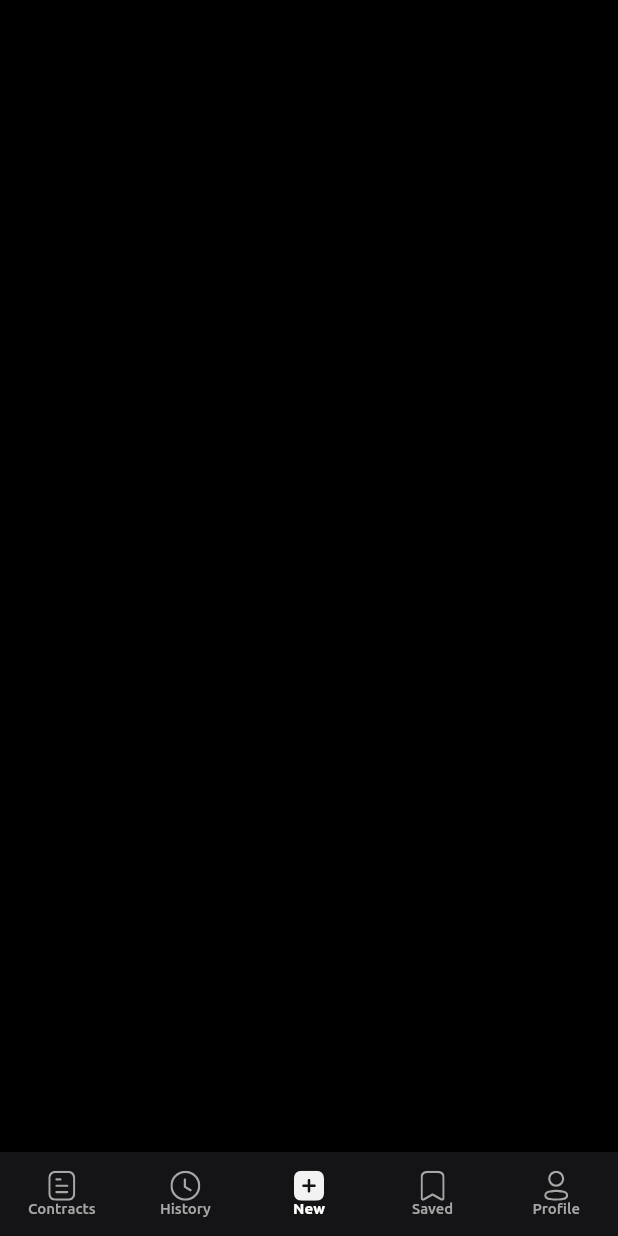
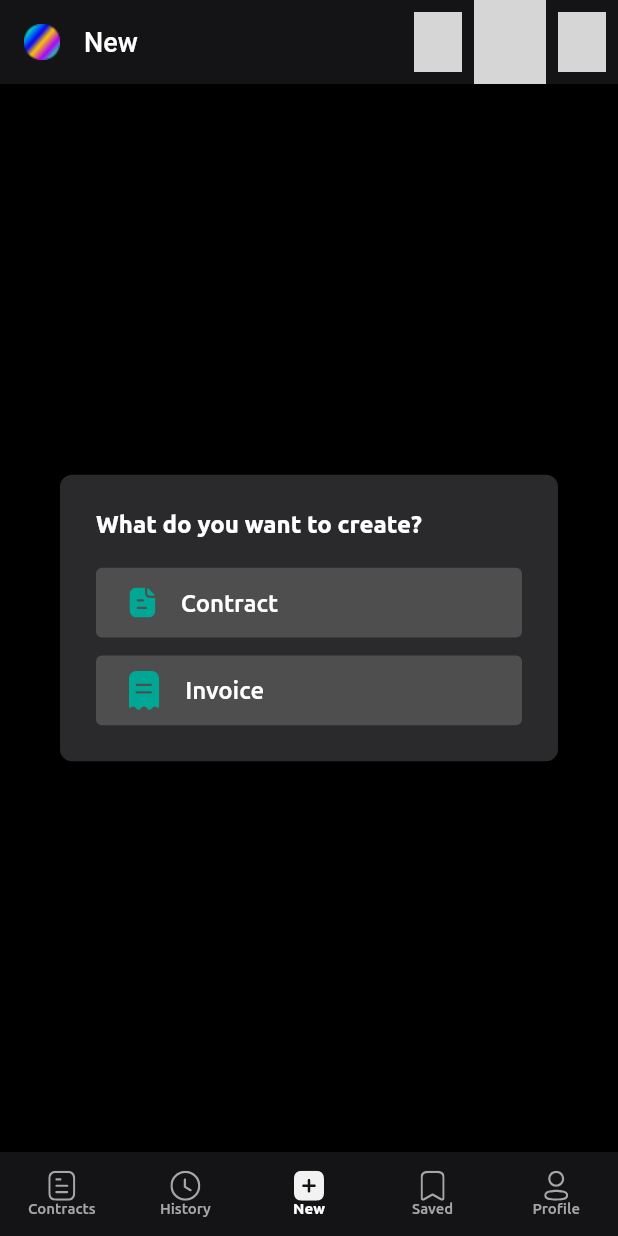
Before and after one commit to bunyod-botirov/iBilling, a Flutter app: the screen it shows after launch, item 3 of the bottom bar chosen, on a phone screen of 412 x 824 dp. Run offline on Flutter 3.47's test engine with Material 2 defaults, Android fonts, the light colour scheme and no system bars; our stand-ins replace flutter_bloc, flutter_svg; missing offline and left inert: calendar_agenda; grey boxes are pictures that could not be loaded.

Commit message:
New Page completed

```diff
--- a/lib/router/router.dart
+++ b/lib/router/router.dart
@@ -1,5 +1,7 @@
 import 'package:flutter/material.dart';
 import 'package:ibilling/screens/bottom_navbar/bottom_navbar_view.dart';
+import 'package:ibilling/screens/invoice_page.dart';
+import 'package:ibilling/screens/new_contract_page.dart';
 import 'package:ibilling/screens/single_page.dart';
 
 class AppRouter {
@@ -14,6 +16,14 @@ class AppRouter {
         return MaterialPageRoute(
           builder: (BuildContext context) => const SinglePage(),
         );
+      case "/new_contract":
+        return MaterialPageRoute(
+          builder: (BuildContext context) => const NewContractPage(),
+        );
+      case "/invoice":
+        return MaterialPageRoute(
+          builder: (BuildContext context) => const InvoicePage(),
+        );
     }
 
     return null;
--- /dev/null
+++ b/lib/screens/invoice_page.dart
@@ -0,0 +1,10 @@
+import 'package:flutter/material.dart';
+
+class InvoicePage extends StatelessWidget {
+  const InvoicePage({Key? key}) : super(key: key);
+
+  @override
+  Widget build(BuildContext context) {
+    return Scaffold();
+  }
+}
--- /dev/null
+++ b/lib/screens/new_contract_page.dart
@@ -0,0 +1,10 @@
+import 'package:flutter/material.dart';
+
+class NewContractPage extends StatelessWidget {
+  const NewContractPage({Key? key}) : super(key: key);
+
+  @override
+  Widget build(BuildContext context) {
+    return Scaffold();
+  }
+}
--- a/lib/screens/new_page.dart
+++ b/lib/screens/new_page.dart
@@ -1,10 +1,79 @@
 import 'package:flutter/material.dart';
+import 'package:flutter_svg/flutter_svg.dart';
+import 'package:ibilling/core/components/text_style_comp.dart';
+import 'package:ibilling/core/constants/colors_constant.dart';
+import 'package:ibilling/core/constants/size_constant.dart';
+import 'package:ibilling/widgets/app_bar_widget.dart';
 
 class NewPage extends StatelessWidget {
   const NewPage({Key? key}) : super(key: key);
 
   @override
   Widget build(BuildContext context) {
-    return Scaffold();
+    return Scaffold(
+      appBar: AppBarW.appBar("New"),
+      body: AlertDialog(
+        backgroundColor: ColorsConst.dark,
+        shape: RoundedRectangleBorder(borderRadius: BorderRadius.circular(8)),
+        title: Text(
+          "What do you want to create?",
+          style: TextStyleComp.boldStyle(16),
+        ),
+        content: Column(
+          mainAxisSize: MainAxisSize.min,
+          children: <Widget>[
+            InkWell(
+              child: Container(
+                width: SizeConst.getWidth(287),
+                height: SizeConst.getHeight(46),
+                decoration: BoxDecoration(
+                  color: const Color(0xFF4E4E4E),
+                  borderRadius: BorderRadius.circular(4),
+                ),
+                child: Row(
+                  children: <Widget>[
+                    SizeConst.horizontalBox(20),
+                    SvgPicture.asset("assets/icons/paper_icon_bigger.svg"),
+                    SizeConst.horizontalBox(15),
+                    Text(
+                      "Contract",
+                      style: TextStyleComp.mediumStyle(16),
+                    ),
+                  ],
+                ),
+              ),
+              onTap: () {
+                Navigator.pushNamed(context, "/new_contract");
+              },
+            ),
+            SizeConst.verticalBox(12),
+            InkWell(
+              child: Container(
+                width: SizeConst.getWidth(287),
+                height: SizeConst.getHeight(46),
+                decoration: BoxDecoration(
+                  color: const Color(0xFF4E4E4E),
+                  borderRadius: BorderRadius.circular(4),
+                ),
+                child: Row(
+                  children: <Widget>[
+                    SizeConst.horizontalBox(20),
+                    SvgPicture.asset("assets/icons/invoice_icon.svg"),
+                    SizeConst.horizontalBox(15),
+                    Text(
+                      "Invoice",
+                      style: TextStyleComp.mediumStyle(16),
+                    ),
+                  ],
+                ),
+              ),
+              onTap: () {
+                Navigator.pushNamed(context, "/invoice");
+              },
+            ),
+          ],
+        ),
+      ),
+    );
   }
 }
--- a/lib/screens/single_page.dart
+++ b/lib/screens/single_page.dart
@@ -23,7 +23,7 @@ class SinglePage extends StatelessWidget {
         ),
         actions: <Widget>[
           IconButton(
-            icon: SvgPicture.asset("assets/icons/bookmark_icon.svg"),
+            icon: SvgPicture.asset("assets/icons/bookmark_unselected.svg"),
             splashRadius: 20,
             onPressed: () {},
           ),
```
Also changed, not shown: assets/icons/bookmark_selected.svg (added), assets/icons/bookmark_unselected.svg (renamed from assets/icons/bookmark_icon.svg), assets/icons/invoice_icon.svg (added).
